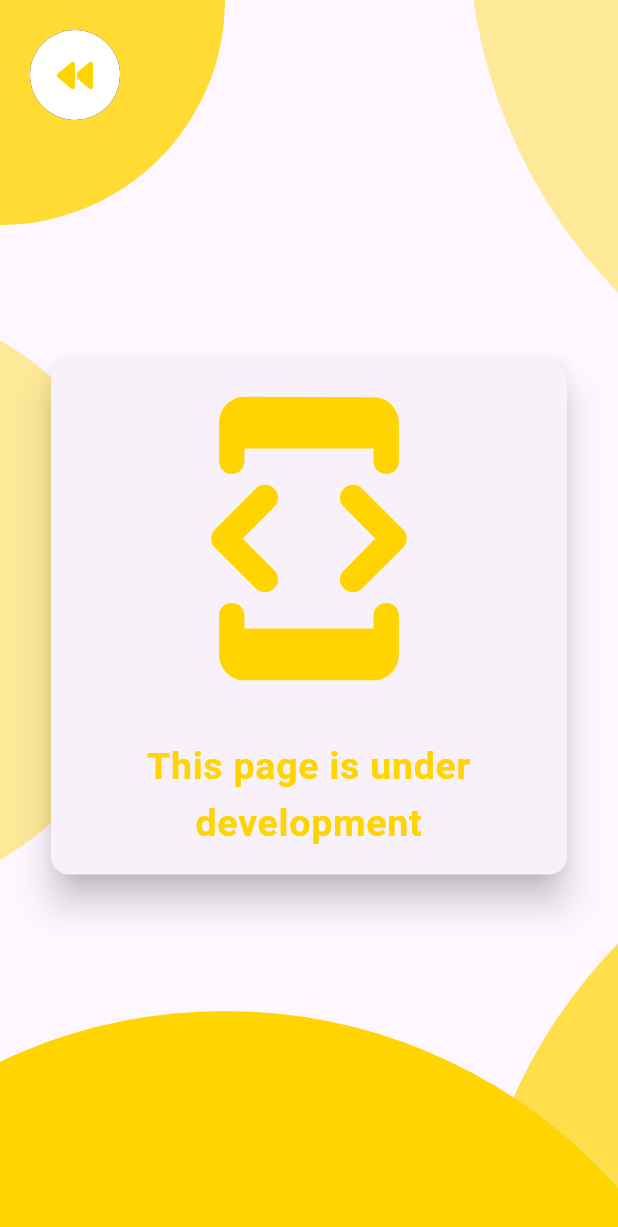
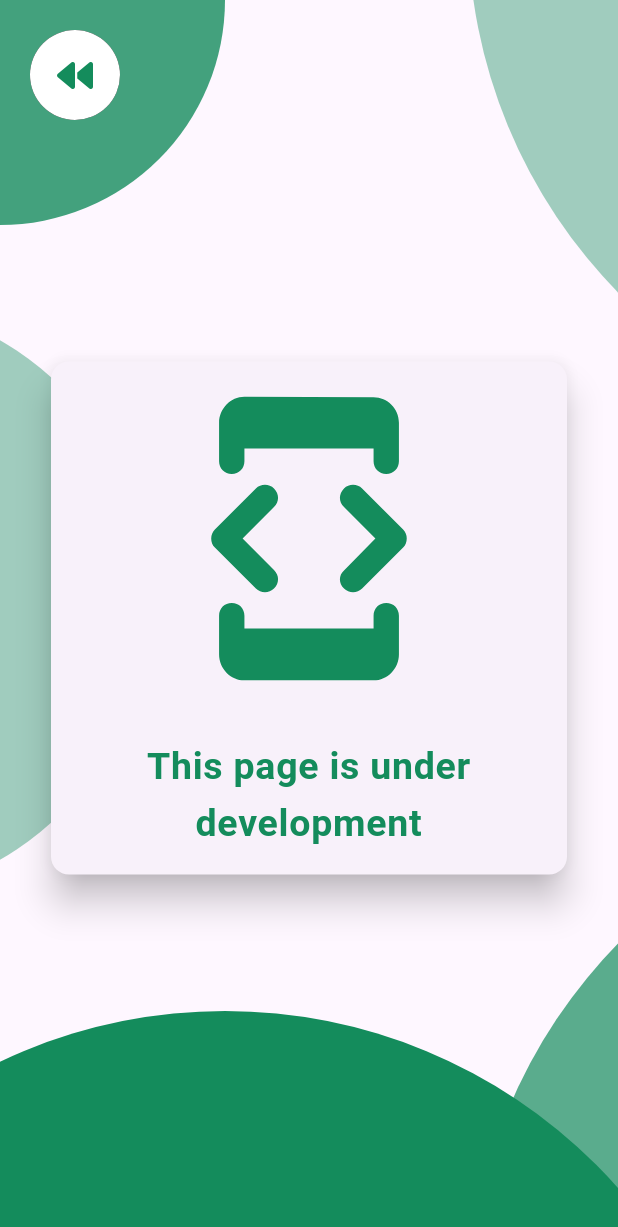
Before and after one commit to malouda0000/lana_application, a Flutter app: the UnderDevScreen screen opened directly, on a phone screen of 412 x 824 dp. Shown: the top 1227 px of the screen. Run offline on Flutter 3.47's test engine with Material 3 defaults, Android fonts, the phone set to English and light mode, and no system bars; our stand-ins replace dio, equatable, flutter_bloc, flutter_form_builder, fluttertoast, font_awesome_flutter and 3 more; missing offline and left inert: http_status; accounts and stored records are empty; network calls fail; project files that could hold a hidden picture were left out.

Commit message:
adding colors and auth constants

```diff
--- a/lib/core/themes/app_colors.dart
+++ b/lib/core/themes/app_colors.dart
@@ -2,8 +2,11 @@
 
 class AppColors {
   // mixed colors
-  static const Color mainColor = Color(0xffFFD400);
-  static const Color main2Color = Color(0xffFFD400);
+  // static const Color mainColor = Color(0xffFFD400);
+  // static const Color main2Color = Color(0xffFFD400);
+
+  static const Color mainColor = Color(0xff148C5C);
+  static const Color main2Color = Color(0xff61CE70);
   static const Color lightGrayColor = Color(0xffF9F9F9);
   //light
   // static const Color yellowColor = Color(0xffffd200);
--- a/lib/view/Auth/register/widgets/auth_custom_icon.dart
+++ b/lib/view/Auth/register/widgets/auth_custom_icon.dart
@@ -1,5 +1,5 @@
+import 'package:eloro_shop_uae/core/constants/app_images.dart';
 import 'package:flutter/material.dart';
-import 'package:special_line_vendors/core/constants/app_images.dart';
 
 class AuthCustomIcon extends StatelessWidget {
   const AuthCustomIcon({super.key});
```
Also changed, not shown: lib/core/constants/app_constants.dart (+0 -7 lines).
